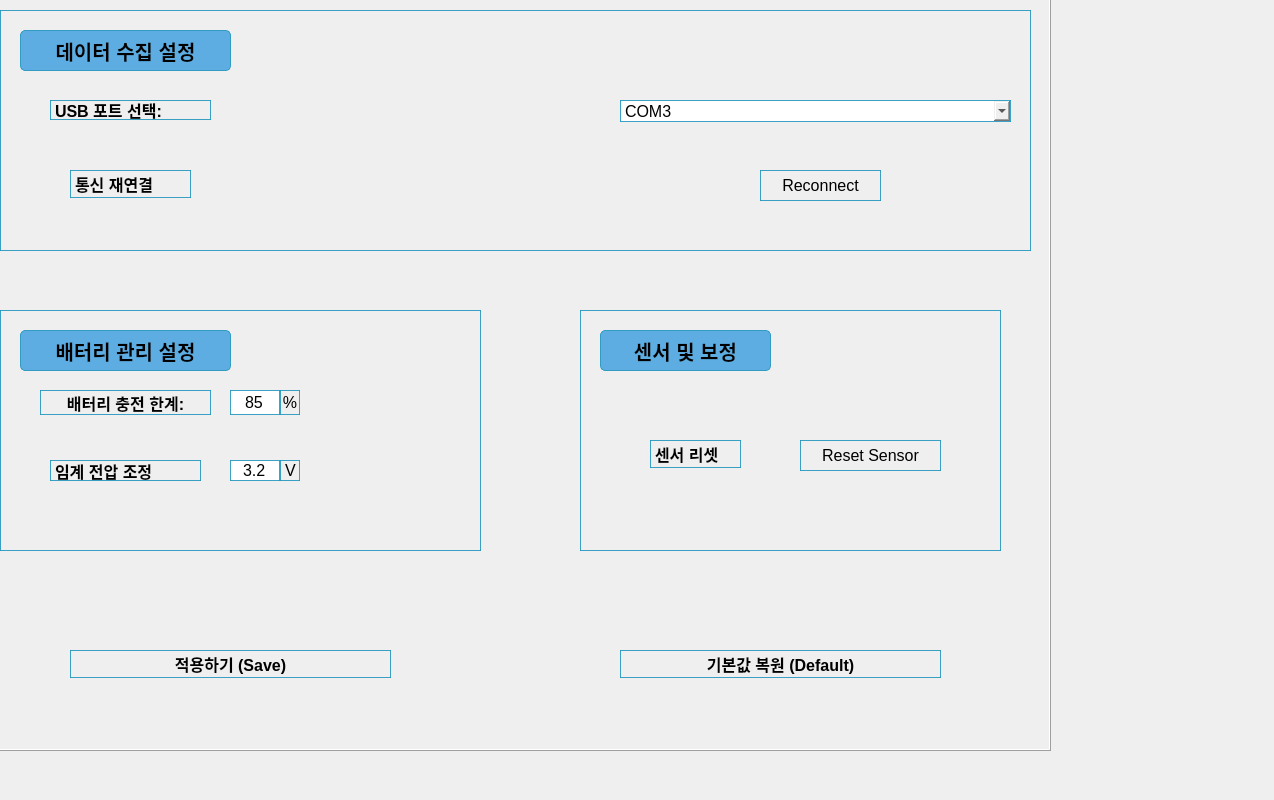
This is PyQt_GUI/setting.ui in yuunow57/Capstone-Design-Project as Qt 5 draws it before an edit. The edited form follows.
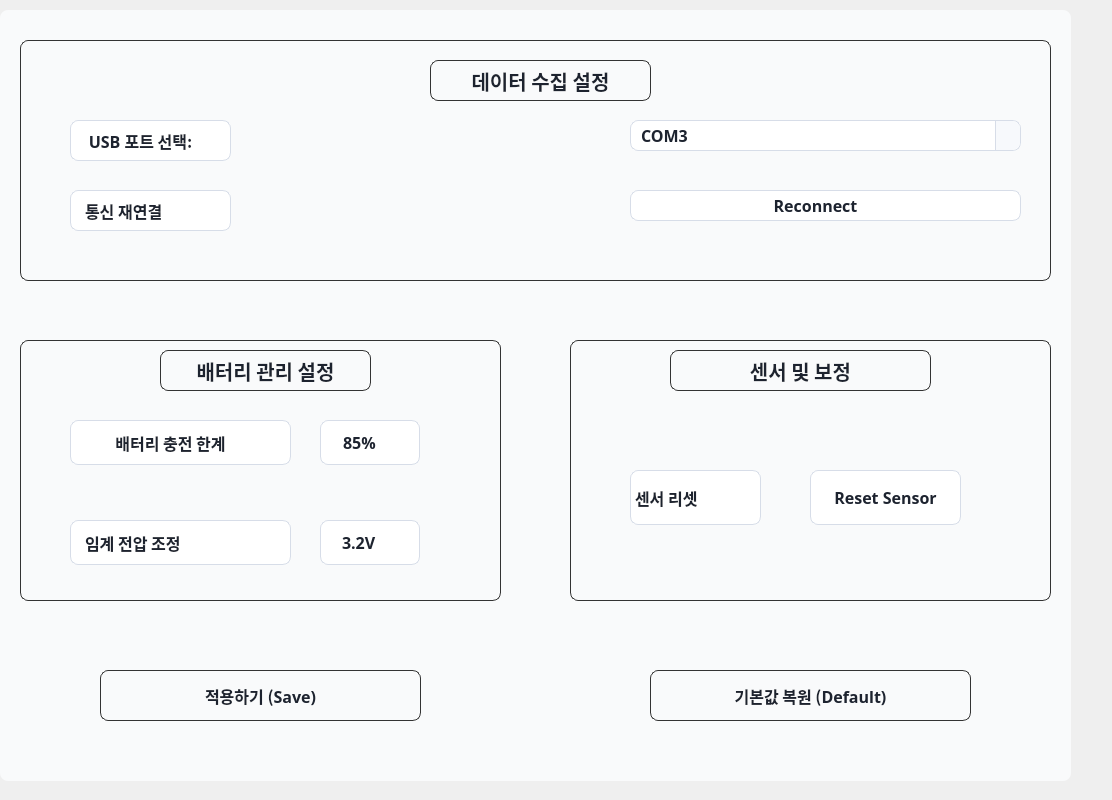
This is the edited form. Icons and pictures are not drawn.

Diff of the .ui file:
```diff
--- a/PyQt_GUI/setting.ui
+++ b/PyQt_GUI/setting.ui
@@ -6,7 +6,7 @@
    <rect>
     <x>0</x>
     <y>0</y>
-    <width>1274</width>
+    <width>1112</width>
     <height>800</height>
    </rect>
   </property>
@@ -16,14 +16,20 @@
   <widget class="QFrame" name="frame_main">
    <property name="geometry">
     <rect>
-     <x>-20</x>
-     <y>-20</y>
+     <x>0</x>
+     <y>10</y>
      <width>1071</width>
      <height>771</height>
     </rect>
    </property>
    <property name="styleSheet">
-    <string notr="true"/>
+    <string notr="true">background-color : #F9FAFB;
+   color: #1d232f;
+   border-radius: 8px;
+   font-family: &quot;Noto Sans KR&quot;;
+   font-weight: 700;    
+   text-align: center;      
+ </string>
    </property>
    <property name="frameShape">
     <enum>QFrame::Box</enum>
@@ -34,21 +40,22 @@
    <widget class="QPushButton" name="pushButton_2">
     <property name="geometry">
      <rect>
-      <x>90</x>
-      <y>670</y>
+      <x>100</x>
+      <y>660</y>
       <width>321</width>
-      <height>28</height>
+      <height>51</height>
      </rect>
     </property>
     <property name="font">
      <font>
+      <family>Noto Sans KR</family>
       <pointsize>12</pointsize>
-      <weight>75</weight>
+      <weight>87</weight>
       <bold>true</bold>
      </font>
     </property>
     <property name="styleSheet">
-     <string notr="true">border: 1px solid rgba(37,150,190,0.9); </string>
+     <string notr="true">border: 1px solid#333333;</string>
     </property>
     <property name="text">
      <string>적용하기 (Save)</string>
@@ -57,116 +64,27 @@
    <widget class="QPushButton" name="pushButton_3">
     <property name="geometry">
      <rect>
-      <x>640</x>
-      <y>670</y>
+      <x>650</x>
+      <y>660</y>
       <width>321</width>
-      <height>28</height>
+      <height>51</height>
      </rect>
     </property>
     <property name="font">
      <font>
+      <family>Noto Sans KR</family>
       <pointsize>12</pointsize>
-      <weight>75</weight>
+      <weight>87</weight>
       <bold>true</bold>
      </font>
     </property>
     <property name="styleSheet">
-     <string notr="true">border: 1px solid rgba(37,150,190,0.9); </string>
+     <string notr="true">border: 1px solid#333333;</string>
     </property>
     <property name="text">
      <string>기본값 복원 (Default)</string>
     </property>
    </widget>
-   <widget class="QLabel" name="label_9">
-    <property name="geometry">
-     <rect>
-      <x>40</x>
-      <y>50</y>
-      <width>211</width>
-      <height>41</height>
-     </rect>
-    </property>
-    <property name="font">
-     <font>
-      <pointsize>15</pointsize>
-      <weight>75</weight>
-      <bold>true</bold>
-     </font>
-    </property>
-    <property name="styleSheet">
-     <string notr="true">background-color :#5dade2;
-color: black;                  
-font-weight: bold;             
-border-radius: 5px;            
-border: 1px solid rgba(37,150,190,0.9); </string>
-    </property>
-    <property name="text">
-     <string>데이터 수집 설정</string>
-    </property>
-    <property name="alignment">
-     <set>Qt::AlignCenter</set>
-    </property>
-   </widget>
-   <widget class="QLabel" name="label_10">
-    <property name="geometry">
-     <rect>
-      <x>40</x>
-      <y>350</y>
-      <width>211</width>
-      <height>41</height>
-     </rect>
-    </property>
-    <property name="font">
-     <font>
-      <pointsize>15</pointsize>
-      <weight>75</weight>
-      <bold>true</bold>
-     </font>
-    </property>
-    <property name="styleSheet">
-     <string notr="true">background-color :#5dade2;
-color: black;                  
-font-weight: bold;             
-border-radius: 5px;            
-border: 1px solid rgba(37,150,190,0.9); </string>
-    </property>
-    <property name="text">
-     <string>배터리 관리 설정</string>
-    </property>
-    <property name="alignment">
-     <set>Qt::AlignCenter</set>
-    </property>
-   </widget>
-   <widget class="QLabel" name="label_11">
-    <property name="geometry">
-     <rect>
-      <x>620</x>
-      <y>350</y>
-      <width>171</width>
-      <height>41</height>
-     </rect>
-    </property>
-    <property name="font">
-     <font>
-      <pointsize>15</pointsize>
-      <weight>75</weight>
-      <bold>true</bold>
-     </font>
-    </property>
-    <property name="styleSheet">
-     <string notr="true">background-color :#5dade2;
-color: black;                  
-font-weight: bold;             
-border-radius: 5px;            
-border: 1px solid rgba(37,150,190,0.9); </string>
-    </property>
-    <property name="text">
-     <string>센서 및 보정</string>
-    </property>
-    <property name="alignment">
-     <set>Qt::AlignCenter</set>
-    </property>
-   </widget>
    <widget class="QFrame" name="frame">
     <property name="geometry">
      <rect>
@@ -177,7 +95,7 @@
      </rect>
     </property>
     <property name="styleSheet">
-     <string notr="true">border: 1px solid rgba(37,150,190,0.9); </string>
+     <string notr="true">border: 1px solid#333333; </string>
     </property>
     <property name="frameShape">
      <enum>QFrame::StyledPanel</enum>
@@ -189,39 +107,86 @@
      <property name="geometry">
       <rect>
        <x>50</x>
-       <y>90</y>
+       <y>80</y>
        <width>161</width>
-       <height>20</height>
+       <height>41</height>
       </rect>
      </property>
      <property name="font">
       <font>
+       <family>Noto Sans KR</family>
        <pointsize>12</pointsize>
-       <weight>75</weight>
+       <weight>87</weight>
        <bold>true</bold>
       </font>
      </property>
+     <property name="styleSheet">
+      <string notr="true"> background: #ffffff;
+    color: #1d232f;
+    border: 1px solid #d7dde8;
+    border-radius: 8px;
+    padding: 6px 30px 6px 10px;</string>
+     </property>
      <property name="text">
       <string>USB 포트 선택:</string>
      </property>
      <property name="alignment">
-      <set>Qt::AlignLeading|Qt::AlignLeft|Qt::AlignVCenter</set>
+      <set>Qt::AlignCenter</set>
      </property>
     </widget>
     <widget class="QComboBox" name="comboBox_2">
      <property name="geometry">
       <rect>
-       <x>620</x>
-       <y>90</y>
+       <x>610</x>
+       <y>80</y>
        <width>391</width>
-       <height>22</height>
+       <height>31</height>
       </rect>
      </property>
      <property name="font">
       <font>
+       <family>Noto Sans KR</family>
        <pointsize>12</pointsize>
+       <weight>87</weight>
+       <bold>true</bold>
       </font>
      </property>
+     <property name="styleSheet">
+      <string notr="true">QComboBox {
+    background: #ffffff;
+    color: #1d232f;
+    border: 1px solid #d7dde8;
+    border-radius: 8px;
+    padding: 6px 30px 6px 10px;
+}
+QComboBox:hover {
+    border-color: #bfc8d8;
+}
+QComboBox:focus {
+    border: 1px solid #4b8cff;
+}
+QComboBox::drop-down {
+    subcontrol-origin: padding;
+    subcontrol-position: top right;
+    width: 24px;
+    border-left: 1px solid #d7dde8;
+    border-top-right-radius: 8px;
+    border-bottom-right-radius: 8px;
+    background: #f7f9fc;
+}
+QComboBox::down-arrow {
+    image: url(:/icons/chevron-down-dark.svg);
+    width: 12px;
+    height: 12px;
+}
+QComboBox QAbstractItemView {
+    background: #ffffff;
+    border: 1px solid #d7dde8;
+    selection-background-color: #e8f2ff;
+    selection-color: #1d232f;
+}
+</string>
+     </property>
      <property name="currentIndex">
       <number>0</number>
      </property>
@@ -244,19 +209,27 @@
     <widget class="QLabel" name="label">
      <property name="geometry">
       <rect>
-       <x>70</x>
-       <y>160</y>
-       <width>121</width>
-       <height>28</height>
+       <x>50</x>
+       <y>150</y>
+       <width>161</width>
+       <height>41</height>
       </rect>
      </property>
      <property name="font">
       <font>
+       <family>Noto Sans KR</family>
        <pointsize>12</pointsize>
-       <weight>75</weight>
+       <weight>87</weight>
        <bold>true</bold>
       </font>
      </property>
+     <property name="styleSheet">
+      <string notr="true"> background: #ffffff;
+    color: #1d232f;
+    border: 1px solid #d7dde8;
+    border-radius: 8px;
+    padding: 6px 30px 6px 10px;</string>
+     </property>
      <property name="text">
       <string>통신 재연결</string>
      </property>
@@ -264,21 +237,58 @@
     <widget class="QPushButton" name="btn_reconnect_2">
      <property name="geometry">
       <rect>
-       <x>760</x>
-       <y>160</y>
-       <width>121</width>
+       <x>610</x>
+       <y>150</y>
+       <width>391</width>
        <height>31</height>
       </rect>
      </property>
      <property name="font">
       <font>
+       <family>Noto Sans KR</family>
        <pointsize>12</pointsize>
+       <weight>87</weight>
+       <bold>true</bold>
       </font>
      </property>
+     <property name="styleSheet">
+      <string notr="true"> background: #ffffff;
+    color: #1d232f;
+    border: 1px solid #d7dde8;
+    border-radius: 8px;
+    padding: 6px 30px 6px 10px;</string>
+     </property>
      <property name="text">
       <string>Reconnect</string>
      </property>
     </widget>
+    <widget class="QLabel" name="label_9">
+     <property name="geometry">
+      <rect>
+       <x>410</x>
+       <y>20</y>
+       <width>221</width>
+       <height>41</height>
+      </rect>
+     </property>
+     <property name="font">
+      <font>
+       <family>Noto Sans KR</family>
+       <pointsize>15</pointsize>
+       <weight>87</weight>
+       <bold>true</bold>
+      </font>
+     </property>
+     <property name="styleSheet">
+      <string notr="true"/>
+     </property>
+     <property name="text">
+      <string>데이터 수집 설정</string>
+     </property>
+     <property name="alignment">
+      <set>Qt::AlignCenter</set>
+     </property>
+    </widget>
    </widget>
    <widget class="QFrame" name="frame_2">
     <property name="geometry">
@@ -286,11 +296,18 @@
       <x>20</x>
       <y>330</y>
       <width>481</width>
-      <height>241</height>
+      <height>261</height>
      </rect>
     </property>
+    <property name="font">
+     <font>
+      <family>Noto Sans KR</family>
+      <weight>87</weight>
+      <bold>true</bold>
+     </font>
+    </property>
     <property name="styleSheet">
-     <string notr="true">border: 1px solid rgba(37,150,190,0.9); </string>
+     <string notr="true">border: 1px solid#333333;</string>
     </property>
     <property name="frameShape">
      <enum>QFrame::StyledPanel</enum>
@@ -302,56 +319,56 @@
      <property name="geometry">
       <rect>
        <x>50</x>
-       <y>150</y>
-       <width>151</width>
-       <height>21</height>
+       <y>180</y>
+       <width>221</width>
+       <height>45</height>
       </rect>
      </property>
      <property name="font">
       <font>
+       <family>Noto Sans KR</family>
        <pointsize>12</pointsize>
-       <weight>75</weight>
+       <weight>87</weight>
        <bold>true</bold>
       </font>
      </property>
+     <property name="styleSheet">
+      <string notr="true"> background: #ffffff;
+    color: #1d232f;
+    border: 1px solid #d7dde8;
+    border-radius: 8px;
+    padding: 6px 30px 6px 10px;</string>
+     </property>
      <property name="text">
       <string>임계 전압 조정</string>
      </property>
     </widget>
-    <widget class="QLabel" name="label_7">
-     <property name="geometry">
-      <rect>
-       <x>280</x>
-       <y>150</y>
-       <width>20</width>
-       <height>21</height>
-      </rect>
-     </property>
-     <property name="font">
-      <font>
-       <pointsize>12</pointsize>
-      </font>
-     </property>
-     <property name="text">
-      <string>V</string>
-     </property>
-    </widget>
     <widget class="QLineEdit" name="edit_threshold_voltage">
      <property name="geometry">
       <rect>
-       <x>230</x>
-       <y>150</y>
-       <width>50</width>
-       <height>21</height>
+       <x>300</x>
+       <y>180</y>
+       <width>100</width>
+       <height>45</height>
       </rect>
      </property>
      <property name="font">
       <font>
+       <family>Noto Sans KR</family>
        <pointsize>12</pointsize>
+       <weight>87</weight>
+       <bold>true</bold>
       </font>
      </property>
+     <property name="styleSheet">
+      <string notr="true"> background: #ffffff;
+    color: #1d232f;
+    border: 1px solid #d7dde8;
+    border-radius: 8px;
+    padding: 6px 30px 6px 10px;</string>
+     </property>
      <property name="text">
-      <string>3.2</string>
+      <string>3.2V</string>
      </property>
      <property name="alignment">
       <set>Qt::AlignCenter</set>
@@ -360,24 +377,29 @@
     <widget class="QLabel" name="label_4">
      <property name="geometry">
       <rect>
-       <x>40</x>
+       <x>50</x>
        <y>80</y>
-       <width>171</width>
-       <height>25</height>
+       <width>221</width>
+       <height>45</height>
       </rect>
      </property>
      <property name="font">
       <font>
+       <family>Noto Sans KR</family>
        <pointsize>12</pointsize>
-       <weight>75</weight>
+       <weight>87</weight>
        <bold>true</bold>
       </font>
      </property>
      <property name="styleSheet">
-      <string notr="true"/>
+      <string notr="true"> background: #ffffff;
+    color: #1d232f;
+    border: 1px solid #d7dde8;
+    border-radius: 8px;
+    padding: 6px 30px 6px 10px;</string>
      </property>
      <property name="text">
-      <string>배터리 충전 한계:</string>
+      <string>배터리 충전 한계</string>
      </property>
      <property name="alignment">
       <set>Qt::AlignCenter</set>
@@ -386,40 +408,56 @@
     <widget class="QLineEdit" name="edit_battery_limit">
      <property name="geometry">
       <rect>
-       <x>230</x>
+       <x>300</x>
        <y>80</y>
-       <width>50</width>
-       <height>25</height>
+       <width>100</width>
+       <height>45</height>
       </rect>
      </property>
      <property name="font">
       <font>
+       <family>Noto Sans KR</family>
        <pointsize>12</pointsize>
+       <weight>87</weight>
+       <bold>true</bold>
       </font>
      </property>
+     <property name="styleSheet">
+      <string notr="true"> background: #ffffff;
+    color: #1d232f;
+    border: 1px solid #d7dde8;
+    border-radius: 8px;
+    padding: 6px 30px 6px 10px;</string>
+     </property>
      <property name="text">
-      <string>85</string>
+      <string>85%</string>
      </property>
      <property name="alignment">
       <set>Qt::AlignCenter</set>
      </property>
     </widget>
-    <widget class="QLabel" name="label_5">
+    <widget class="QLabel" name="label_10">
      <property name="geometry">
       <rect>
-       <x>280</x>
-       <y>80</y>
-       <width>20</width>
-       <height>25</height>
+       <x>140</x>
+       <y>10</y>
+       <width>211</width>
+       <height>41</height>
       </rect>
      </property>
      <property name="font">
       <font>
-       <pointsize>12</pointsize>
+       <family>Noto Sans KR</family>
+       <pointsize>15</pointsize>
+       <weight>87</weight>
+       <bold>true</bold>
       </font>
      </property>
+     <property name="styleSheet">
+      <string notr="true"/>
+     </property>
      <property name="text">
-      <string>%</string>
+      <string>배터리 관리 설정</string>
      </property>
      <property name="alignment">
       <set>Qt::AlignCenter</set>
@@ -429,14 +467,14 @@
    <widget class="QFrame" name="frame_3">
     <property name="geometry">
      <rect>
-      <x>600</x>
+      <x>570</x>
       <y>330</y>
-      <width>421</width>
-      <height>241</height>
+      <width>481</width>
+      <height>261</height>
      </rect>
     </property>
     <property name="styleSheet">
-     <string notr="true">border: 1px solid rgba(37,150,190,0.9); </string>
+     <string notr="true">border: 1px solid#333333;</string>
     </property>
     <property name="frameShape">
      <enum>QFrame::StyledPanel</enum>
@@ -447,19 +485,27 @@
     <widget class="QLabel" name="label_8">
      <property name="geometry">
       <rect>
-       <x>70</x>
+       <x>60</x>
        <y>130</y>
-       <width>91</width>
-       <height>28</height>
+       <width>131</width>
+       <height>55</height>
       </rect>
      </property>
      <property name="font">
       <font>
+       <family>Noto Sans KR</family>
        <pointsize>12</pointsize>
-       <weight>75</weight>
+       <weight>87</weight>
        <bold>true</bold>
       </font>
      </property>
+     <property name="styleSheet">
+      <string notr="true">   background: #ffffff;
+    color: #1d232f;
+    border: 1px solid #d7dde8;
+    border-radius: 8px;
+</string>
+     </property>
      <property name="text">
       <string>센서 리셋</string>
      </property>
@@ -467,21 +513,60 @@
     <widget class="QPushButton" name="btn_reconnect">
      <property name="geometry">
       <rect>
-       <x>220</x>
+       <x>240</x>
        <y>130</y>
-       <width>141</width>
-       <height>31</height>
+       <width>151</width>
+       <height>55</height>
       </rect>
      </property>
      <property name="font">
       <font>
+       <family>Noto Sans KR</family>
        <pointsize>12</pointsize>
+       <weight>87</weight>
+       <bold>true</bold>
       </font>
      </property>
+     <property name="styleSheet">
+      <string notr="true">    background: #ffffff;
+    color: #1d232f;
+    border: 1px solid #d7dde8;
+    border-radius: 8px;</string>
+     </property>
      <property name="text">
       <string>Reset Sensor</string>
      </property>
     </widget>
+    <widget class="QLabel" name="label_11">
+     <property name="geometry">
+      <rect>
+       <x>100</x>
+       <y>10</y>
+       <width>261</width>
+       <height>41</height>
+      </rect>
+     </property>
+     <property name="font">
+      <font>
+       <family>Noto Sans KR</family>
+       <pointsize>15</pointsize>
+       <weight>87</weight>
+       <bold>true</bold>
+      </font>
+     </property>
+     <property name="styleSheet">
+      <string notr="true"/>
+     </property>
+     <property name="midLineWidth">
+      <number>-2</number>
+     </property>
+     <property name="text">
+      <string>센서 및 보정</string>
+     </property>
+     <property name="alignment">
+      <set>Qt::AlignCenter</set>
+     </property>
+    </widget>
    </widget>
    <zorder>frame</zorder>
    <zorder>frame_2</zorder>
```
Left out of the diff: 3 changed lines with no effect on the pictures.
